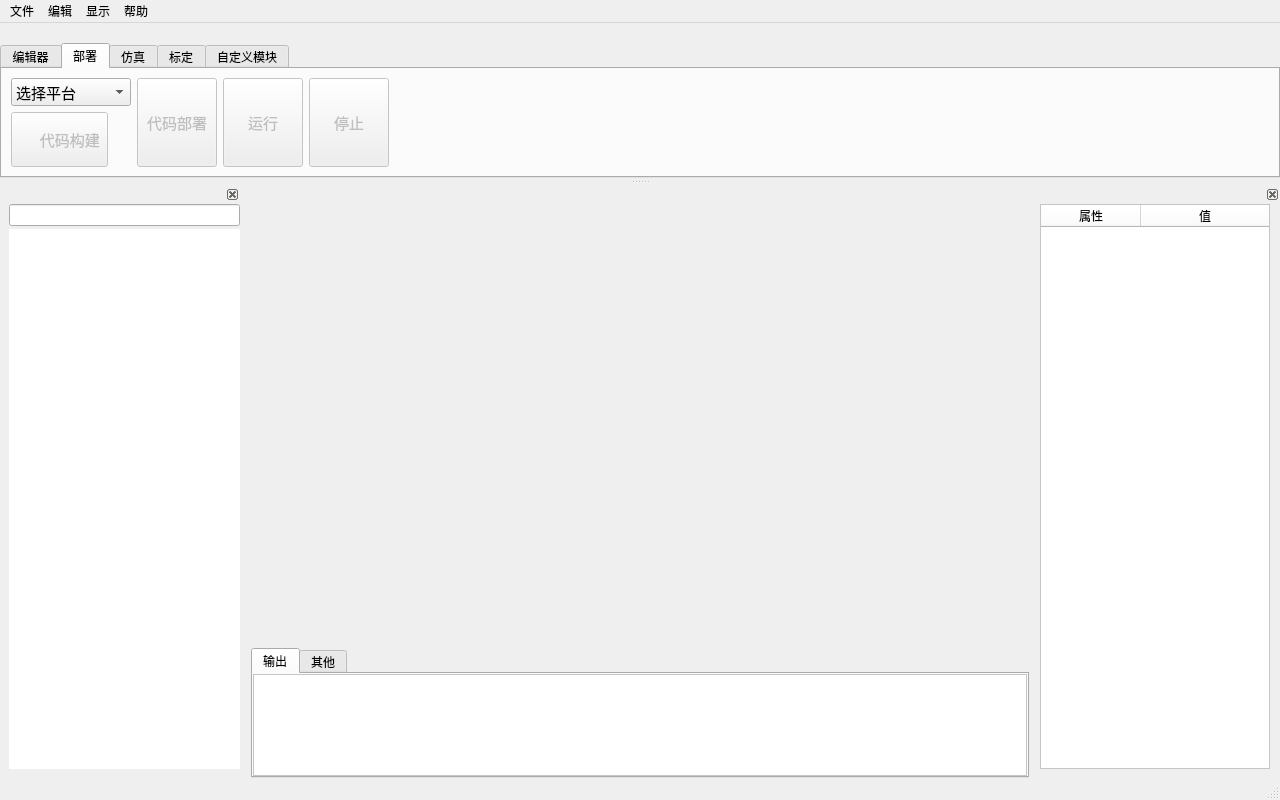
The window that dialogs/mainwindow.ui (L-Net-1992/ADAS_AD_Developer) describes before a commit, drawn with Qt 5.
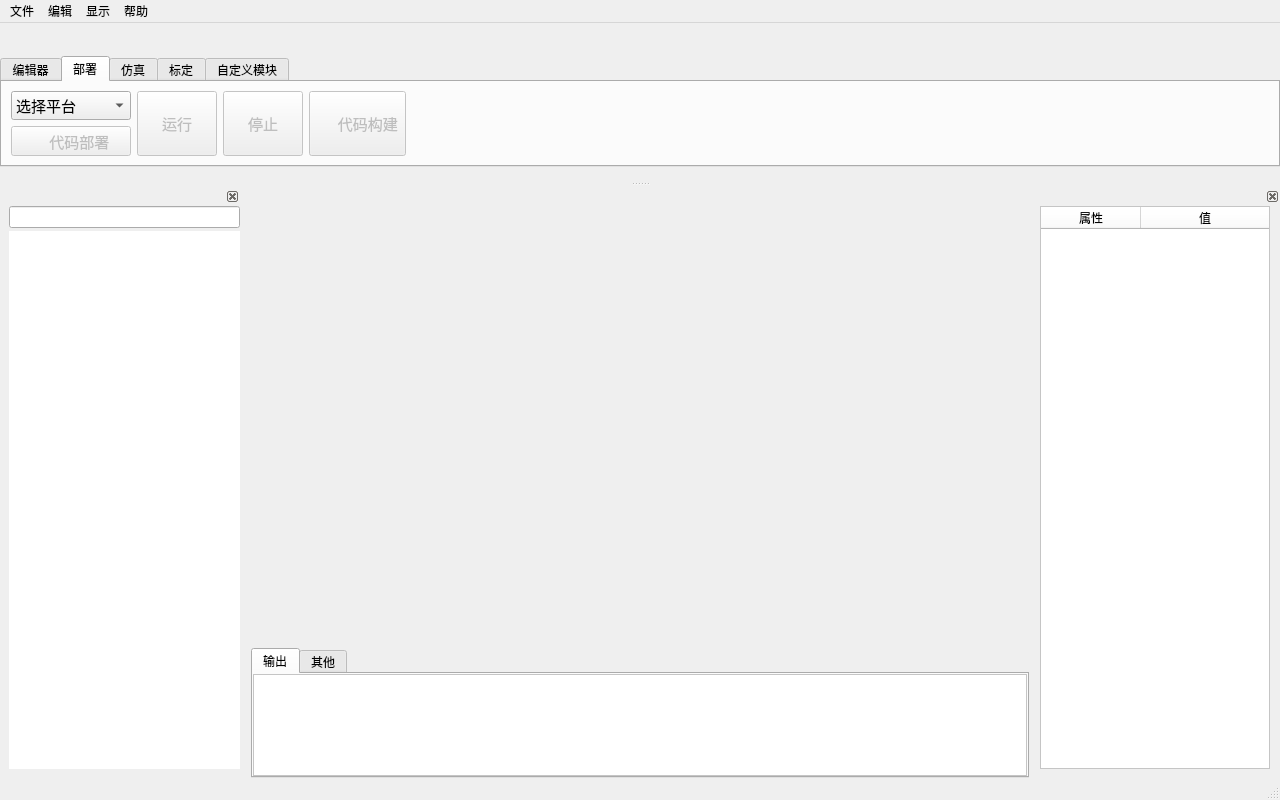
The same window after the commit. The open tabs and pages were chosen to show the change. Icons and pictures are not drawn. Custom widgets are drawn as their Qt base class.

Commit message: 临时提交，修改界面

Patch:
```diff
--- a/dialogs/mainwindow.ui
+++ b/dialogs/mainwindow.ui
@@ -550,7 +550,7 @@
    <property name="minimumSize">
     <size>
      <width>1280</width>
-     <height>156</height>
+     <height>158</height>
     </size>
    </property>
    <property name="features">
@@ -1002,20 +1002,20 @@
              </widget>
             </item>
             <item>
-             <widget class="QToolButton" name="tb_code_compiler">
+             <widget class="QToolButton" name="tb_script_deploy">
               <property name="enabled">
                <bool>false</bool>
               </property>
               <property name="sizePolicy">
-               <sizepolicy hsizetype="Fixed" vsizetype="Preferred">
+               <sizepolicy hsizetype="Preferred" vsizetype="Preferred">
                 <horstretch>0</horstretch>
                 <verstretch>0</verstretch>
                </sizepolicy>
               </property>
               <property name="minimumSize">
                <size>
-                <width>90</width>
-                <height>55</height>
+                <width>80</width>
+                <height>0</height>
                </size>
               </property>
               <property name="font">
@@ -1027,7 +1027,7 @@
                <enum>Qt::NoFocus</enum>
               </property>
               <property name="text">
-               <string>     代码构建</string>
+               <string>    代码部署</string>
               </property>
               <property name="icon">
                <iconset resource="../image.qrc">
@@ -1042,60 +1042,11 @@
               <property name="toolButtonStyle">
                <enum>Qt::ToolButtonTextBesideIcon</enum>
               </property>
-              <property name="autoRaise">
-               <bool>false</bool>
-              </property>
-              <property name="arrowType">
-               <enum>Qt::NoArrow</enum>
-              </property>
              </widget>
             </item>
            </layout>
           </widget>
          </item>
-         <item>
-          <widget class="QToolButton" name="tb_script_deploy">
-           <property name="enabled">
-            <bool>false</bool>
-           </property>
-           <property name="sizePolicy">
-            <sizepolicy hsizetype="Fixed" vsizetype="Preferred">
-             <horstretch>0</horstretch>
-             <verstretch>0</verstretch>
-            </sizepolicy>
-           </property>
-           <property name="minimumSize">
-            <size>
-             <width>80</width>
-             <height>0</height>
-            </size>
-           </property>
-           <property name="font">
-            <font>
-             <pointsize>11</pointsize>
-            </font>
-           </property>
-           <property name="focusPolicy">
-            <enum>Qt::NoFocus</enum>
-           </property>
-           <property name="text">
-            <string>代码部署</string>
-           </property>
-           <property name="icon">
-            <iconset resource="../image.qrc">
-             <normaloff>:/res/deploy.png</normaloff>:/res/deploy.png</iconset>
-           </property>
-           <property name="iconSize">
-            <size>
-             <width>24</width>
-             <height>24</height>
-            </size>
-           </property>
-           <property name="toolButtonStyle">
-            <enum>Qt::ToolButtonTextUnderIcon</enum>
-           </property>
-          </widget>
-         </item>
          <item>
           <widget class="QToolButton" name="tb_run">
            <property name="enabled">
@@ -1182,6 +1133,55 @@
            </property>
           </widget>
          </item>
+         <item>
+          <widget class="QToolButton" name="tb_code_compiler">
+           <property name="enabled">
+            <bool>false</bool>
+           </property>
+           <property name="sizePolicy">
+            <sizepolicy hsizetype="Fixed" vsizetype="Preferred">
+             <horstretch>0</horstretch>
+             <verstretch>0</verstretch>
+            </sizepolicy>
+           </property>
+           <property name="minimumSize">
+            <size>
+             <width>90</width>
+             <height>55</height>
+            </size>
+           </property>
+           <property name="font">
+            <font>
+             <pointsize>11</pointsize>
+            </font>
+           </property>
+           <property name="focusPolicy">
+            <enum>Qt::NoFocus</enum>
+           </property>
+           <property name="text">
+            <string>     代码构建</string>
+           </property>
+           <property name="icon">
+            <iconset resource="../image.qrc">
+             <normaloff>:/res/compiler.png</normaloff>:/res/compiler.png</iconset>
+           </property>
+           <property name="iconSize">
+            <size>
+             <width>24</width>
+             <height>24</height>
+            </size>
+           </property>
+           <property name="toolButtonStyle">
+            <enum>Qt::ToolButtonTextBesideIcon</enum>
+           </property>
+           <property name="autoRaise">
+            <bool>false</bool>
+           </property>
+           <property name="arrowType">
+            <enum>Qt::NoArrow</enum>
+           </property>
+          </widget>
+         </item>
          <item>
           <spacer name="horizontalSpacer_4">
            <property name="orientation">
```
Left out of the diff: 4 changed lines with no effect on the pictures. The commit also changes 2 other files.
